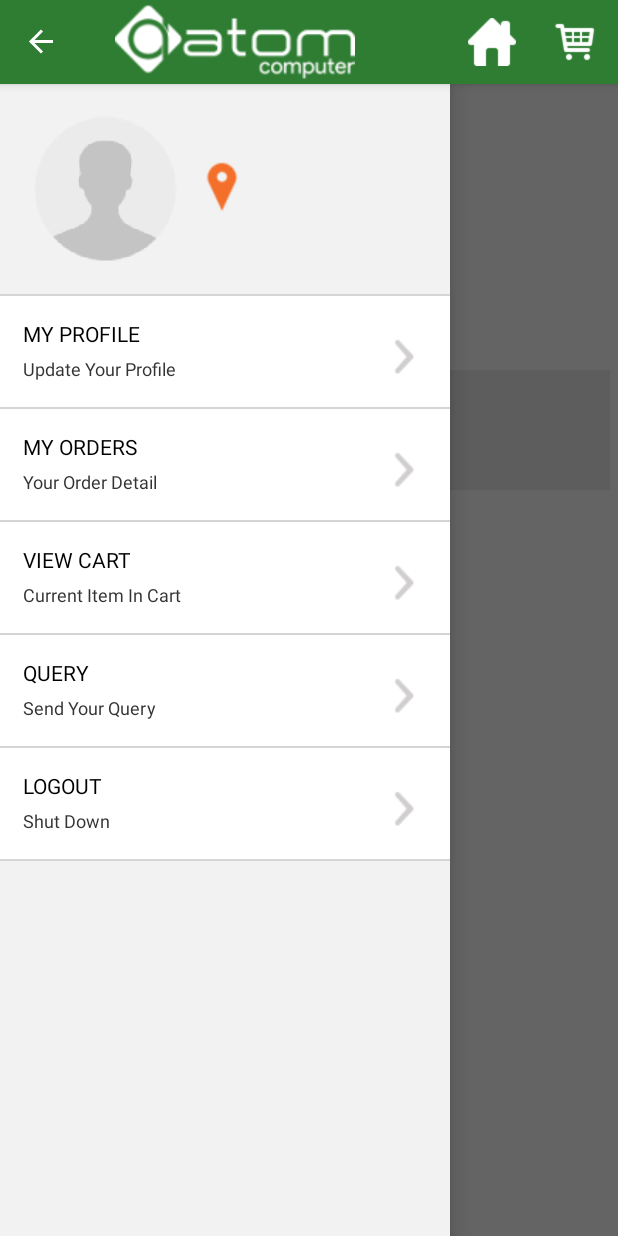
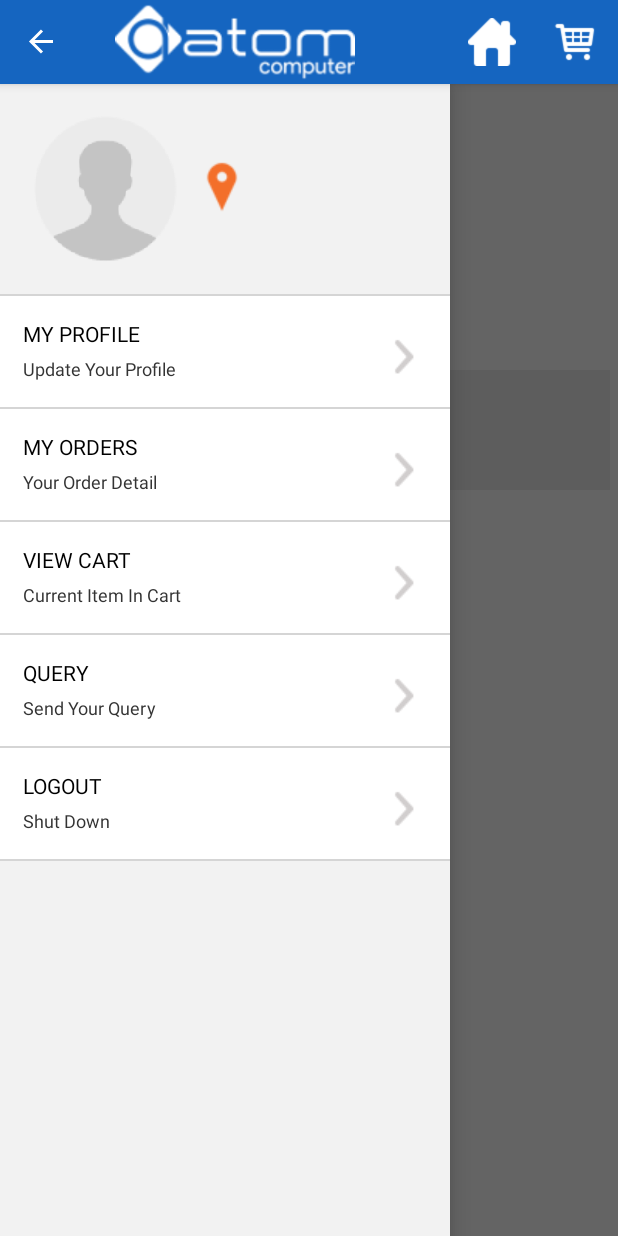
Before and after one commit to prianthon/ApkAtomComputer, an Android app: the MainActivity screen opened directly, with no data from a screen before it, with the side drawer open, on a phone screen of 412 x 824 dp. Run offline under Robolectric (Android 15) with nearby library versions, the phone set to English and light mode, and no system bars.

Commit message:
bar biruw

```diff
--- a/app/src/main/res/values/colors.xml
+++ b/app/src/main/res/values/colors.xml
@@ -3,7 +3,7 @@
     <color name="white">#ffffff</color>
     <color name="light_gray">#e5e5e5</color>
     <color name="extra_light_gray">#f2f2f2</color>
-    <color name="fab_color_1">#2e7d32</color>
+    <color name="fab_color_1">#1565C0</color>
     <color name="fab_color_1_muted">#ff8080</color>
     <color name="fab_color_2">#9c27b0</color>
     <color name="fab_color_2_muted">#a56ab0</color>
```
